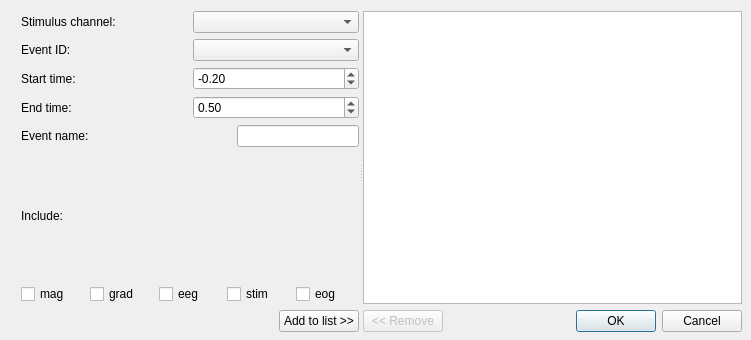
Above: hoksotin/ui/qt4Designer/parameterDialog.ui from cibr-jyu/meggie before the change. Below: the same form after it.
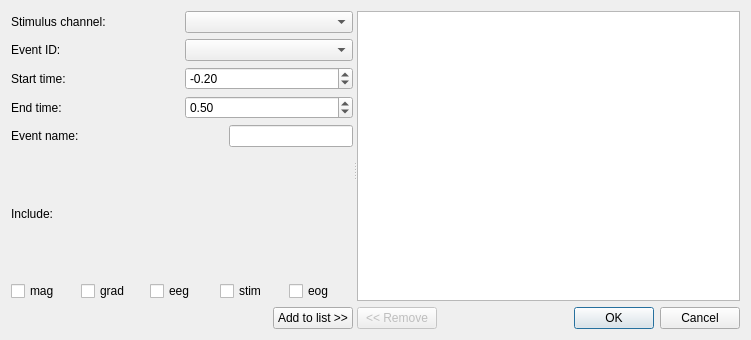
That is the form after the change.

Diff of the .ui file:
```diff
--- a/hoksotin/ui/qt4Designer/parameterDialog.ui
+++ b/hoksotin/ui/qt4Designer/parameterDialog.ui
@@ -16,19 +16,13 @@
   <property name="windowTitle">
    <string>Give parameters</string>
   </property>
+  <layout class="QGridLayout" name="gridLayout">
+   <item row="0" column="0">
   <widget class="QSplitter" name="splitter">
-   <property name="geometry">
-    <rect>
-     <x>21</x>
-     <y>11</y>
-     <width>721</width>
-     <height>321</height>
-    </rect>
-   </property>
    <property name="orientation">
     <enum>Qt::Horizontal</enum>
    </property>
-   <widget class="QWidget" name="">
+     <widget class="QWidget" name="layoutWidget">
     <layout class="QVBoxLayout" name="verticalLayout_2">
      <item>
       <layout class="QVBoxLayout" name="verticalLayout_3">
@@ -213,7 +207,7 @@
      </item>
     </layout>
    </widget>
-   <widget class="QWidget" name="">
+     <widget class="QWidget" name="layoutWidget">
     <layout class="QVBoxLayout" name="verticalLayout_4">
      <item>
       <widget class="QListWidget" name="listWidgetEvents"/>
@@ -261,6 +255,8 @@
     </layout>
    </widget>
   </widget>
+   </item>
+  </layout>
  </widget>
  <resources/>
  <connections>
```
Lines whose indentation alone changed are shown as unchanged.
